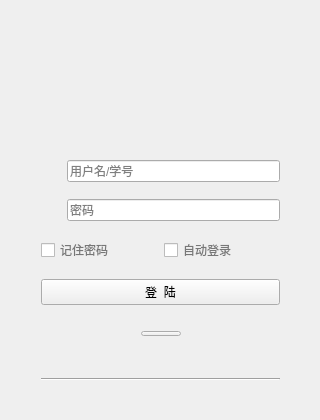
The window that form/loginui.ui (yexithu/TUNet-pc) describes before a commit, drawn with Qt 5.
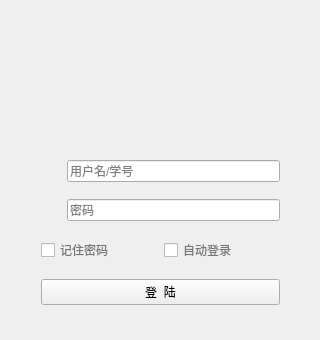
The same window after the commit. Icons and pictures are not drawn.

Patch:
```diff
--- a/form/loginui.ui
+++ b/form/loginui.ui
@@ -7,19 +7,19 @@
     <x>0</x>
     <y>0</y>
     <width>320</width>
-    <height>420</height>
+    <height>340</height>
    </rect>
   </property>
   <property name="minimumSize">
    <size>
     <width>320</width>
-    <height>420</height>
+    <height>340</height>
    </size>
   </property>
   <property name="maximumSize">
    <size>
     <width>320</width>
-    <height>420</height>
+    <height>340</height>
    </size>
   </property>
   <property name="windowTitle">
@@ -169,104 +169,6 @@
     </item>
    </layout>
   </widget>
-  <widget class="QWidget" name="layoutWidget_2">
-   <property name="geometry">
-    <rect>
-     <x>30</x>
-     <y>320</y>
-     <width>261</width>
-     <height>17</height>
-    </rect>
-   </property>
-   <layout class="QHBoxLayout" name="horizontalLayout_5">
-    <item>
-     <spacer name="horizontalSpacer">
-      <property name="orientation">
-       <enum>Qt::Horizontal</enum>
-      </property>
-      <property name="sizeHint" stdset="0">
-       <size>
-        <width>40</width>
-        <height>5</height>
-       </size>
-      </property>
-     </spacer>
-    </item>
-    <item>
-     <widget class="QPushButton" name="extendButton">
-      <property name="sizePolicy">
-       <sizepolicy hsizetype="Minimum" vsizetype="Fixed">
-        <horstretch>0</horstretch>
-        <verstretch>0</verstretch>
-       </sizepolicy>
-      </property>
-      <property name="minimumSize">
-       <size>
-        <width>40</width>
-        <height>5</height>
-       </size>
-      </property>
-      <property name="maximumSize">
-       <size>
-        <width>40</width>
-        <height>5</height>
-       </size>
-      </property>
-      <property name="layoutDirection">
-       <enum>Qt::LeftToRight</enum>
-      </property>
-      <property name="text">
-       <string/>
-      </property>
-     </widget>
-    </item>
-    <item>
-     <spacer name="horizontalSpacer_2">
-      <property name="orientation">
-       <enum>Qt::Horizontal</enum>
-      </property>
-      <property name="sizeHint" stdset="0">
-       <size>
-        <width>40</width>
-        <height>5</height>
-       </size>
-      </property>
-     </spacer>
-    </item>
-   </layout>
-  </widget>
-  <widget class="QWidget" name="extendWidget" native="true">
-   <property name="geometry">
-    <rect>
-     <x>30</x>
-     <y>339</y>
-     <width>261</width>
-     <height>81</height>
-    </rect>
-   </property>
-   <widget class="QWidget" name="">
-    <property name="geometry">
-     <rect>
-      <x>0</x>
-      <y>0</y>
-      <width>261</width>
-      <height>81</height>
-     </rect>
-    </property>
-    <layout class="QVBoxLayout" name="verticalLayout_3">
-     <item>
-      <widget class="Line" name="line">
-       <property name="orientation">
-        <enum>Qt::Horizontal</enum>
-       </property>
-      </widget>
-     </item>
-     <item>
-      <layout class="QVBoxLayout" name="verticalLayout_2"/>
-     </item>
-    </layout>
-   </widget>
-  </widget>
  </widget>
  <layoutdefault spacing="6" margin="11"/>
  <tabstops>
```
